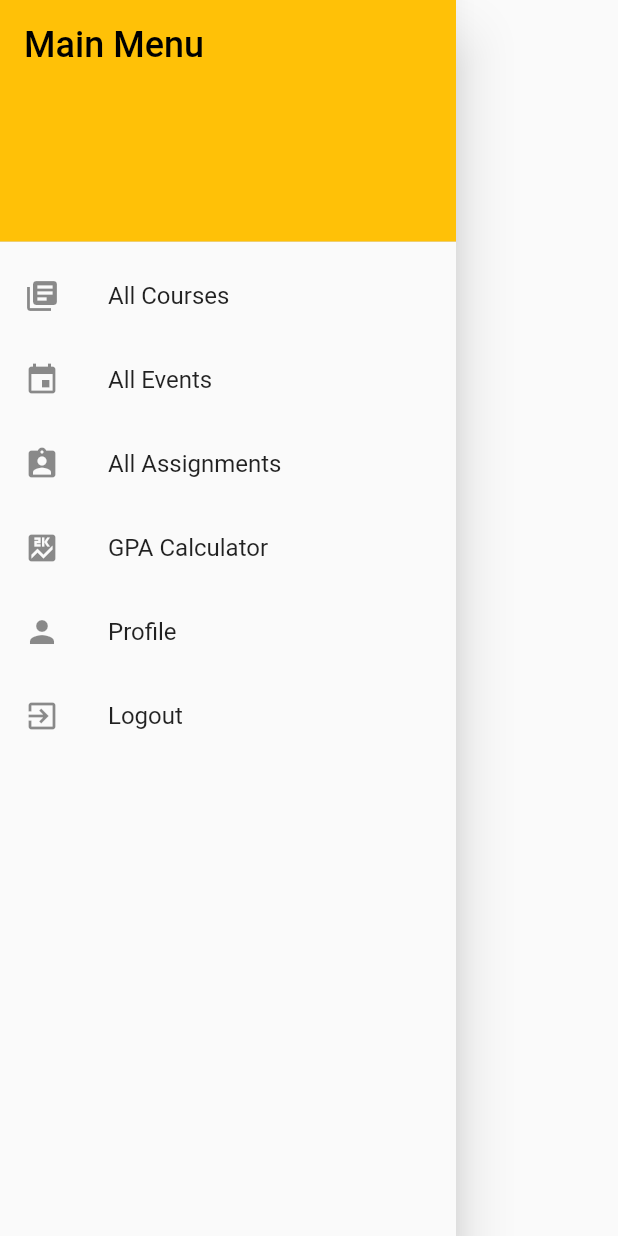
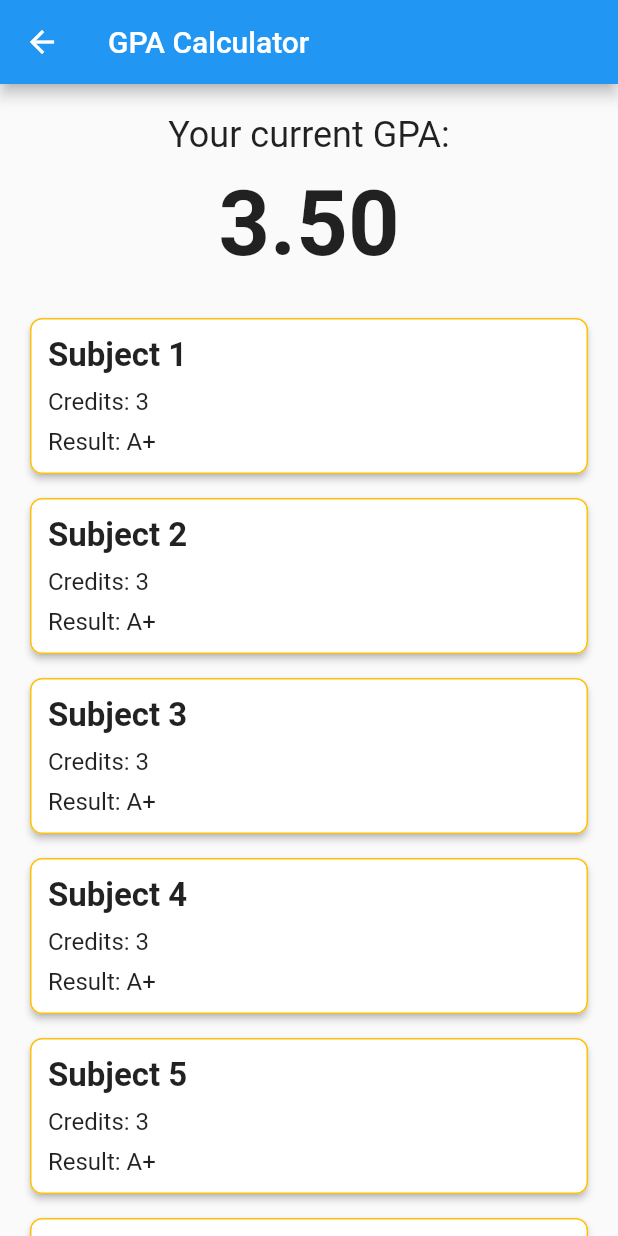
Before and after one commit to kulasinghet/unimate, a Flutter app: the StudentDrawer widget shown alone on an empty page, opened directly, after a tap on "GPA Calculator", on a phone screen of 412 x 824 dp. Run offline on Flutter 3.47's test engine with Material 2 defaults, Android fonts, the phone set to English and light mode, and no system bars.

Commit message:
Create GPA calculator UI

```diff
--- a/lib/student/assingment.dart
+++ b/lib/student/assingment.dart
@@ -26,7 +26,7 @@ class _StudentAssignmentState extends State<StudentAssignment> {
           child: Column(
             children: [
               Padding(
-                padding: const EdgeInsets.only(top: 8.0),
+                padding: const EdgeInsets.only(top: 8.0, left: 6, right: 6),
                 child: Container(
                   decoration: const BoxDecoration(
                     color: Colors.amber,
@@ -35,8 +35,8 @@ class _StudentAssignmentState extends State<StudentAssignment> {
                   width: double.infinity,
                   child: Padding(
                     padding: const EdgeInsets.only(
-                      left: 8.0,
-                      right: 8.0,
+                      left: 12.0,
+                      right: 12.0,
                     ),
                     child: DropdownButton<String>(
                       dropdownColor: Colors.amber,
--- /dev/null
+++ b/lib/student/gpa_calculator.dart
@@ -0,0 +1,83 @@
+import 'package:flutter/material.dart';
+
+class GPACalculator extends StatefulWidget {
+  const GPACalculator({Key? key}) : super(key: key);
+
+  @override
+  State<GPACalculator> createState() => _GPACalculatorState();
+}
+
+class _GPACalculatorState extends State<GPACalculator> {
+  double _gpa = 3.5; // Example GPA value
+
+  @override
+  Widget build(BuildContext context) {
+    return SafeArea(
+      child: Scaffold(
+        appBar: AppBar(
+          title: Text('GPA Calculator'),
+        ),
+        body: Column(
+          mainAxisAlignment: MainAxisAlignment.center,
+          crossAxisAlignment: CrossAxisAlignment.center,
+          children: [
+            const SizedBox(height: 20),
+            const Text(
+              'Your current GPA:',
+              style: TextStyle(fontSize: 24),
+              textAlign: TextAlign.center,
+            ),
+            const SizedBox(height: 10),
+            Text(
+              _gpa.toStringAsFixed(2), // Display GPA value with 2 decimal points
+              style: TextStyle(fontSize: 60, fontWeight: FontWeight.bold),
+            ),
+            const SizedBox(height: 20),
+            Expanded(
+              child: ListView.builder(
+                itemCount: 7, // Example number of cards
+                itemBuilder: (BuildContext context, int index) {
+                  return Padding(
+                    padding: const EdgeInsets.symmetric(vertical: 4, horizontal: 16),
+                    child: Card(
+                      shape: RoundedRectangleBorder(
+                        borderRadius: BorderRadius.circular(8),
+                        side: const BorderSide(
+                          color: Colors.amber,
+                          width: 1,
+                        ),
+                      ),
+                      elevation: 2,
+                      child: Padding(
+                        padding: const EdgeInsets.all(12),
+                        child: Column(
+                          crossAxisAlignment: CrossAxisAlignment.start,
+                          children: [
+                            Text(
+                              'Subject ${index + 1}',
+                              style: const TextStyle(fontSize: 22, fontWeight: FontWeight.bold),
+                            ),
+                            const SizedBox(height: 8),
+                            const Text(
+                              'Credits: 3',
+                              style: TextStyle(fontSize: 16),
+                            ),
+                            const SizedBox(height: 8),
+                            const Text(
+                              'Result: A+',
+                              style: TextStyle(fontSize: 16),
+                            ),
+                          ],
+                        ),
+                      ),
+                    ),
+                  );
+                },
+              ),
+            ),
+          ],
+        ),
+      ),
+    );
+  }
+}
--- a/lib/student/student_drawer.dart
+++ b/lib/student/student_drawer.dart
@@ -1,4 +1,5 @@
 import 'package:flutter/material.dart';
+import 'package:unimate/student/gpa_calculator.dart';
 
 import 'all_course.dart';
 import 'assingment.dart';
@@ -60,7 +61,10 @@ class _StudentDrawerState extends State<StudentDrawer> {
             leading: const Icon(Icons.score),
             title: const Text('GPA Calculator'),
             onTap: () {
-              // TODO: Handle tasks tap
+              Navigator.of(context)
+                  .push(MaterialPageRoute(builder: (BuildContext context) {
+                return const GPACalculator();
+              }));
             },
           ),
           ListTile(
```
